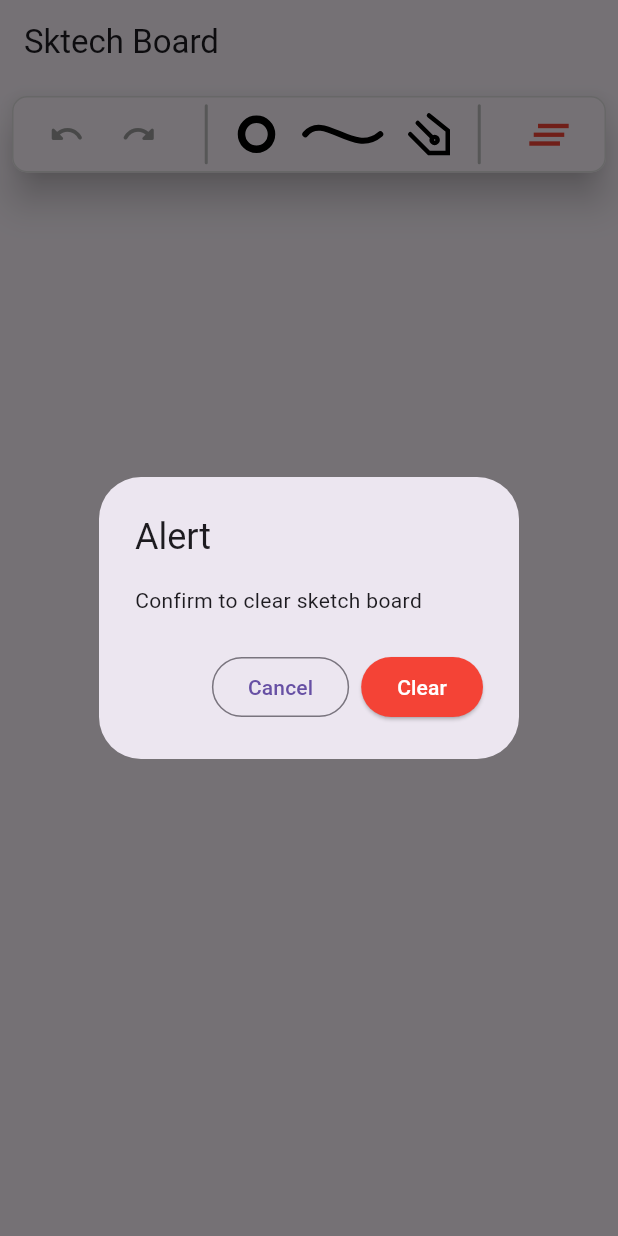
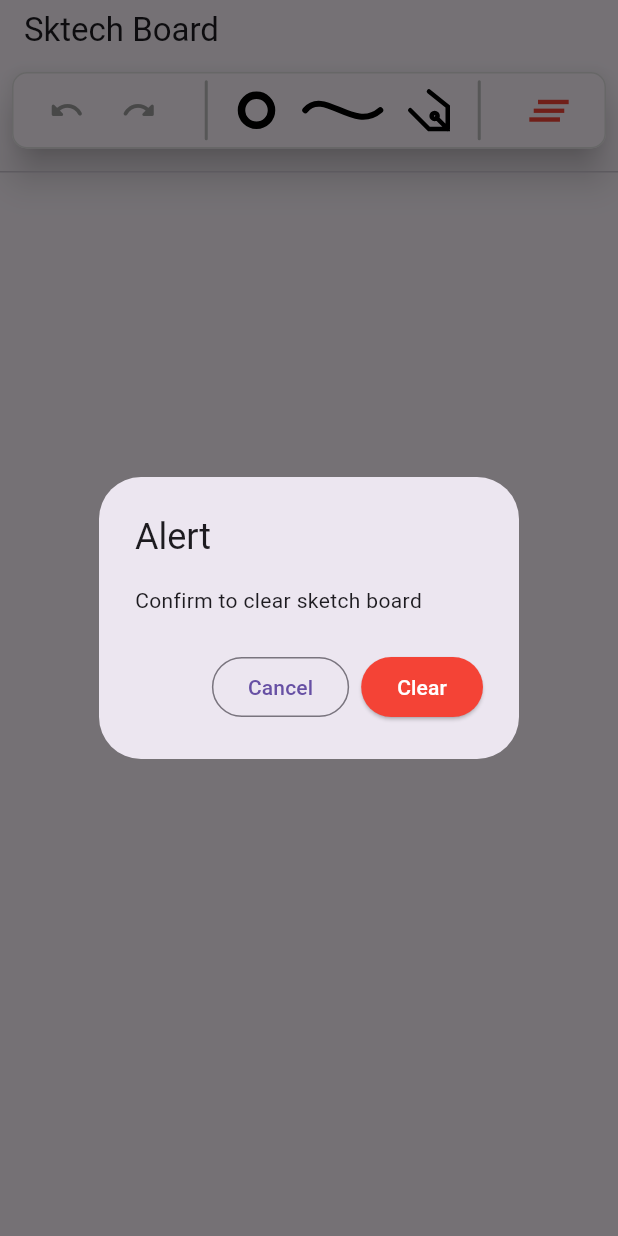
Before and after one commit to vinay416/sketch-board, a Flutter app: the screen it shows after launch, after a tap on the "clear all" icon, on a phone screen of 412 x 824 dp. Run offline on Flutter 3.47's test engine with Material 3 defaults, Android fonts, the phone set to English and light mode, and no system bars; our stand-ins replace flutter_colorpicker.

Commit message:
changes UI

```diff
--- a/lib/main.dart
+++ b/lib/main.dart
@@ -19,6 +19,7 @@ class MainApp extends StatelessWidget {
         home: Scaffold(
           appBar: AppBar(
             title: const Text("Sktech Board"),
+            toolbarHeight: 40,
           ),
           body: const SketchBoard(),
         ),
--- a/lib/model/sketch_paint_type.dart
+++ b/lib/model/sketch_paint_type.dart
@@ -3,6 +3,5 @@ enum SketchPaintType{
   rectangle,
   roundRectangle,
   circle,
-  triangle,
   line,
 }
--- a/lib/view/shapes_painter/sketch_shape_painter.dart
+++ b/lib/view/shapes_painter/sketch_shape_painter.dart
@@ -38,14 +38,6 @@ class SketchShapePainter extends CustomPainter {
       );
       return canvas.drawRRect(rRect, paint);
     }
-    if (type == SketchPaintType.triangle) {
-      final path = Path()
-        ..moveTo(width / 2, 0)
-        ..lineTo(width, height)
-        ..lineTo(0, height)
-        ..close();
-      return canvas.drawPath(path, paint);
-    }
     if (type == SketchPaintType.line) {
       final p0 = Offset(0, height / 2);
       final p1 = Offset(width, height / 2);
@@ -58,8 +50,8 @@ class SketchShapePainter extends CustomPainter {
       ..lineTo(width, height)
       ..lineTo(width * 0.5, height)
       ..lineTo(0, height * 0.5)
-      ..moveTo(5, 5)
-      ..lineTo(width * 0.6, height * 0.6);
+      ..moveTo(width * 0.7, height * 0.7)
+      ..lineTo(width, height);
 
     final circle = Rect.fromCircle(
       center: Offset(width * 0.15, height * 0.15),
--- a/lib/view/sketch_board.dart
+++ b/lib/view/sketch_board.dart
@@ -16,18 +16,25 @@ class SketchBoard extends StatelessWidget {
     return Column(
       children: [
         buildTools(),
-        buildBoard(),
+        Divider(height: 1),
+        buildBoard(context),
       ],
     );
   }
 
-  Expanded buildBoard() {
-    return const Expanded(child: SketchGesture());
+  Widget buildBoard(BuildContext context) {
+    return ClipRect(
+      child: SizedBox(
+        height: MediaQuery.of(context).size.height - 140,
+        width: double.infinity,
+        child: SketchGesture(),
+      ),
+    );
   }
 
   Widget buildTools() {
     return Padding(
-      padding: const EdgeInsets.all(8.0),
+      padding: const EdgeInsets.all(8.0).copyWith(bottom: 15),
       child: Material(
         elevation: 10,
         shape: RoundedRectangleBorder(
--- a/lib/view/sketch_painter/sketch_painter.dart
+++ b/lib/view/sketch_painter/sketch_painter.dart
@@ -36,19 +36,11 @@ class SketchPainter extends CustomPainter {
       return canvas.drawRRect(rect, paint);
     }
     if (sketchModel.type == SketchPaintType.circle) {
-      final wRadii = ((p0.dx + p1.dx) / 2);
-      final hRadii = ((p0.dy + p1.dy) / 2);
+      final wRadii = ((p1.dx - p0.dx) / 2);
+      final hRadii = ((p1.dy - p0.dy) / 2);
       final radii = wRadii > hRadii ? wRadii : hRadii;
 
-      final rect = RRect.fromRectAndRadius(
-        Rect.fromPoints(p0, p1),
-        Radius.circular(radii),
-      );
-
-      return canvas.drawRRect(
-        rect,
-        paint,
-      );
+      return canvas.drawCircle(p0, radii, paint);
     }
 
     //* Free flow
--- a/lib/view/sketch_tools/clear_sketch/redo_sketch_tool.dart
+++ b/lib/view/sketch_tools/clear_sketch/redo_sketch_tool.dart
@@ -11,9 +11,11 @@ class RedoSketchTool extends StatelessWidget {
       selector: (p0, p1) => p1.redoAvailable,
       builder: (context, redoAvailable, child) {
         return IconButton(
-          onPressed: () {
-            context.read<SketchViewModel>().onTapRedo();
-          },
+          onPressed: redoAvailable
+              ? () {
+                  context.read<SketchViewModel>().onTapRedo();
+                }
+              : null,
           icon: Icon(
             Icons.redo_rounded,
             color: redoAvailable ? Colors.blue : Colors.grey,
--- a/lib/view/sketch_tools/clear_sketch/undo_sketch_tool.dart
+++ b/lib/view/sketch_tools/clear_sketch/undo_sketch_tool.dart
@@ -11,9 +11,11 @@ class UndoSketchTool extends StatelessWidget {
       selector: (p0, p1) => p1.undoAvailable,
       builder: (context, undoAvailable, child) {
         return IconButton(
-          onPressed: () {
-            context.read<SketchViewModel>().onTapUndo();
-          },
+          onPressed: undoAvailable
+              ? () {
+                  context.read<SketchViewModel>().onTapUndo();
+                }
+              : null,
           icon: Icon(
             Icons.undo_rounded,
             color: undoAvailable ? Colors.blue : Colors.grey,
```
